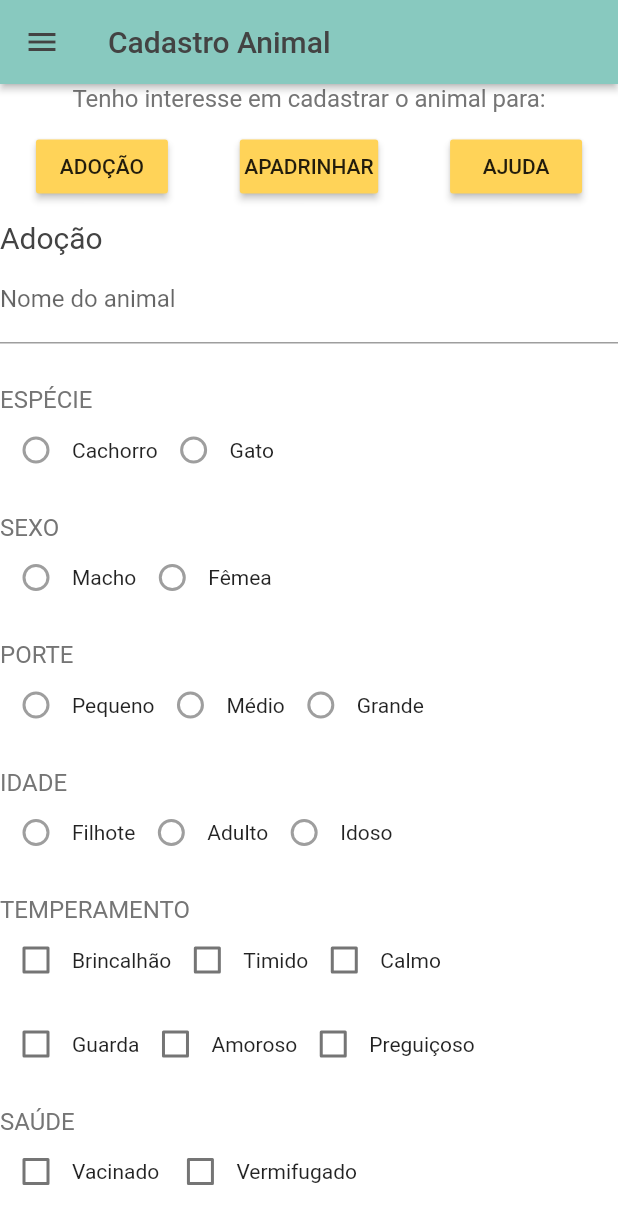
After one commit to pablomuro/desenv-app-unb, a Flutter app: the CadastroAnimalScreen screen opened by its route, on a phone screen of 412 x 824 dp. The commit adds this screen. Shown: the top 1224 px of the screen. Run offline on Flutter 3.47's test engine with Material 2 defaults, Android fonts, the phone set to English and light mode, and no system bars.

Commit message:
Inclusão da tela de cadastro animal

```diff
--- a/meau/lib/routes.dart
+++ b/meau/lib/routes.dart
@@ -5,6 +5,7 @@ import 'package:meau/screens/termosScreen/termosScreen.dart';
 import 'package:meau/screens/privacidadeScreen/privacidadeScreen.dart';
 import 'package:meau/screens/dicasScreen/dicasScreen.dart';
 import 'package:meau/screens/splashScreen.dart';
+import 'package:meau/screens/cadastroAnimalScreen/cadastroAnimal.dart';
 
 class Router {
   static const String splashRoute = '/';
@@ -14,6 +15,7 @@ class Router {
   static const String termosRoute = '/termos';
   static const String privacidadeRoute = '/privacidade';
   static const String dicasRoute = '/dicas';
+  static const String cadastroAnimal = '/cadastroAnimal';
 
   static Route<dynamic> generateRoute(RouteSettings settings) {
     switch (settings.name) {
@@ -23,6 +25,8 @@ class Router {
       case homeRoute:
         // var data = settings.arguments as String;
         return MaterialPageRoute(builder: (_) => HomeScreen());
+      case cadastroAnimal:
+        return MaterialPageRoute(builder: (_) => CadastroAnimalScreen());
       case loginRoute:
         // var data = settings.arguments as String;
         return MaterialPageRoute(builder: (_) => HomeScreen());
@@ -35,7 +39,7 @@ class Router {
       case privacidadeRoute:
         // var data = settings.arguments as String;
         return MaterialPageRoute(builder: (_) => PrivacidadeScreen());
-         case dicasRoute:
+      case dicasRoute:
         // var data = settings.arguments as String;
         return MaterialPageRoute(builder: (_) => DicasScreen());
       default:
--- /dev/null
+++ b/meau/lib/screens/cadastroAnimalScreen/cadastroAnimal.dart
@@ -0,0 +1,293 @@
+import 'package:flutter/material.dart';
+import 'package:meau/style.dart';
+import 'package:meau/widgets/AppDrawer/AppDrawer.dart';
+import 'package:meau/widgets/YellownFlatButton.dart';
+
+
+class CadastroAnimalScreen extends StatelessWidget {
+  @override
+  Widget build(BuildContext context) {
+    return Scaffold(
+        backgroundColor: Colors.white,
+        resizeToAvoidBottomPadding: false,
+        appBar: AppBar(
+            title: Text('Cadastro Animal',
+                style: TextStyle(
+                    color: DefaultButtonColor, fontSize: AppTitleTextSize)),
+            backgroundColor: DefaultGrennColor,
+            elevation: 2,
+            iconTheme: IconThemeData(color: DefaultButtonColor)),
+        drawer: AppDrawer(),
+        body: SingleChildScrollView(
+           child: Container(
+              child: Center(
+                child:  Column(
+                     children: <Widget>[
+
+                        Text("Tenho interesse em cadastrar o animal para:", style: TextIntroStyle),
+                        SizedBox(height: 12.0),
+                        Row (
+                          mainAxisAlignment: MainAxisAlignment.spaceAround,
+                          children: <Widget>[
+                               RaisedButton(
+                                onPressed: () => null,
+                                child: Text('ADOÇÃO'),
+                                color : DefaultYellowColor,
+                                padding: new EdgeInsets.all(3.0),
+
+                              ),
+                              RaisedButton(
+                                onPressed: () => null,
+                                child: Text('APADRINHAR'),
+                                color: DefaultYellowColor,
+                                padding: new EdgeInsets.all(3.0),
+
+
+                              ),
+                              RaisedButton(
+                                onPressed: () => null,
+                                child: Text('AJUDA'),
+                                color : DefaultYellowColor,
+                                padding: new EdgeInsets.all(3.0),
+
+                              )
+                          ],
+                        ),
+                        SizedBox(height: 12.0),
+                        Row(
+                          children: <Widget>[
+                              Text('Adoção',
+                                style: TextStyle(
+                                color: DefaultButtonColor,
+                                fontSize: AppTitleTextSize
+                            ))
+                          ],
+                        ),
+                        Row(
+                          children: <Widget>[
+                              Flexible( child:
+                                TextFormField(
+                                decoration: InputDecoration(
+                                  labelText: 'Nome do animal')
+                              )
+                            )
+
+                            ],
+                        ),
+
+                        SizedBox(height: 28.0),
+                        Row(
+                          children: <Widget>[
+                              Text('ESPÉCIE',
+                                style: TextIntroStyle)
+                          ],
+                        ),
+                        Row(
+                            mainAxisAlignment: MainAxisAlignment.start,
+                            children: <Widget>[
+                                Radio(
+                                  value: 0,
+                                ),
+                                Text('Cachorro'),
+                                Radio(
+                                  value: 1,
+                                ),
+                                Text('Gato')
+                            ],
+                        ),
+                        SizedBox(height: 18.0),
+                        Row(
+                          children: <Widget>[
+                              Text('SEXO',
+                                style: TextIntroStyle)
+                          ],
+                        ),
+                        Row(
+                            mainAxisAlignment: MainAxisAlignment.start,
+                            children: <Widget>[
+                                Radio(
+                                  value: 0,
+                                ),
+                                Text('Macho'),
+                                Radio(
+                                  value: 1,
+                                ),
+                                Text('Fêmea')
+                            ],
+                        ),
+                        SizedBox(height: 18.0),
+                        Row(
+                          children: <Widget>[
+                              Text('PORTE',
+                                style: TextIntroStyle)
+                          ],
+                        ),
+                        Row(
+                            mainAxisAlignment: MainAxisAlignment.start,
+                            children: <Widget>[
+                                Radio(
+                                  value: 0,
+                                ),
+                                Text('Pequeno'),
+                                Radio(
+                                  value: 1,
+                                ),
+                                Text('Médio'),
+                                Radio(
+                                  value: 2,
+                                ),
+                                Text('Grande')
+                            ],
+                        ),
+                        SizedBox(height: 18.0),
+                        Row(
+                          children: <Widget>[
+                              Text('IDADE',
+                                style: TextIntroStyle)
+                          ],
+                        ),
+                        Row(
+                            mainAxisAlignment: MainAxisAlignment.start,
+                            children: <Widget>[
+                                Radio(
+                                  value: 0,
+                                ),
+                                Text('Filhote'),
+                                Radio(
+                                  value: 1,
+                                ),
+                                Text('Adulto'),
+                                Radio(
+                                  value: 2,
+                                ),
+                                Text('Idoso')
+                            ],
+                        ),
+                        SizedBox(height: 18.0),
+                        Row(
+                          children: <Widget>[
+                              Text('TEMPERAMENTO',
+                                style: TextIntroStyle)
+                          ],
+                        ),
+                        Row(
+                            mainAxisAlignment: MainAxisAlignment.start,
+                            children: <Widget>[
+                                 Checkbox(
+                                    value: false,
+                                    onChanged: (bool newValue) {
+                                    },
+                                  ),
+                                  Text("Brincalhão"),
+                                  Checkbox(
+                                    value: false,
+                                    onChanged: (bool newValue) {
+                                    },
+                                  ),
+                                  Text("Timido"),
+                                  Checkbox(
+                                    value: false,
+                                    onChanged: (bool newValue) {
+                                    },
+                                  ),
+                                  Text("Calmo")
+                            ],
+                         ),
+                        SizedBox(height: 8.0),
+                         Row(
+                            mainAxisAlignment: MainAxisAlignment.start,
+                            children: <Widget>[
+                                 Checkbox(
+                                    value: false,
+                                    onChanged: (bool newValue) {
+                                    },
+                                  ),
+                                  Text("Guarda"),
+                                  Checkbox(
+                                    value: false,
+                                    onChanged: (bool newValue) {
+                                    },
+                                  ),
+                                  Text("Amoroso"),
+                                  Checkbox(
+                                    value: false,
+                                    onChanged: (bool newValue) {
+                                    },
+                                  ),
+                                  Text("Preguiçoso")
+                            ],
+                         ),
+                        SizedBox(height: 18.0),
+                        Row(
+                          children: <Widget>[
+                              Text('SAÚDE',
+                                style: TextIntroStyle)
+                          ],
+                        ),
+                        Row(
+                            mainAxisAlignment: MainAxisAlignment.start,
+                            children: <Widget>[
+                                 Checkbox(
+                                    value: false,
+                                    onChanged: (bool newValue) {
+                                    },
+                                  ),
+                                  Text("Vacinado "),
+                                  Checkbox(
+                                    value: false,
+                                    onChanged: (bool newValue) {
+                                    },
+                                  ),
+                                  Text("Vermifugado"),
+                            ],
+                         ),
+                        SizedBox(height: 8.0),
+                        Row(
+                            mainAxisAlignment: MainAxisAlignment.start,
+                            children: <Widget>[
+                                 Checkbox(
+                                    value: false,
+                                    onChanged: (bool newValue) {
+                                    },
+                                  ),
+                                  Text("Castrado"),
+                                  Checkbox(
+                                    value: false,
+                                    onChanged: (bool newValue) {
+                                    },
+                                  ),
+                                  Text("Doente"),
+                            ],
+                         ),
+                         SizedBox(height: 8.0),
+                         Row(
+                          mainAxisAlignment: MainAxisAlignment.center,
+                          children: <Widget>[
+                              Flexible( child:
+                                TextFormField(
+                                decoration: InputDecoration(
+                                  labelText: 'Doenças do animal')
+                              )
+                            )
+
+                            ],
+                        ),
+                        SizedBox(height: 36.0),
+                        Row(
+                          mainAxisAlignment: MainAxisAlignment.center,
+                          children: <Widget>[
+                              YellownFlatButton(
+                                onPressed: () => null,
+                                text: 'COLOCAR PARA ADOÇÃO',
+                              ),
+                          ],
+                        ),
+                        SizedBox(height: 36.0)
+                      ],
+                ),
+          ),
+        ),
+        )
+      );
+  }
+}
--- a/meau/lib/screens/homeScreen.dart
+++ b/meau/lib/screens/homeScreen.dart
@@ -4,6 +4,8 @@ import 'package:meau/Common/TextsConstants.dart';
 import 'package:meau/style.dart';
 import 'package:meau/widgets/AppDrawer/AppDrawer.dart';
 import 'package:meau/widgets/YellownFlatButton.dart';
+import 'package:meau/routes.dart';
+
 
 class HomeScreen extends StatelessWidget {
   @override
@@ -36,7 +38,7 @@ class HomeScreen extends StatelessWidget {
           ),
           SizedBox(height: 12.0),
           YellownFlatButton(
-            onPressed: () => null,
+            onPressed: () => Navigator.pushNamed(context, Router.cadastroAnimal),
             text: 'Cadastrar Animal',
           ),
           SizedBox(height: 44.0),
```
Also changed, not shown: meau/pubspec.lock, 1 other file.
